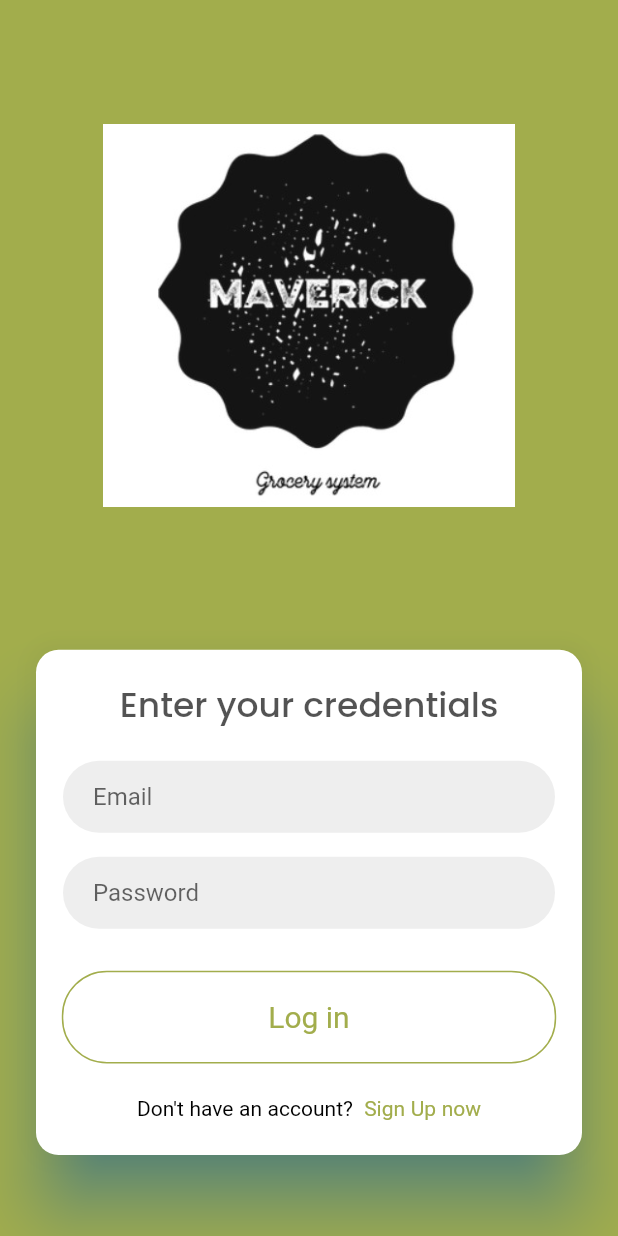
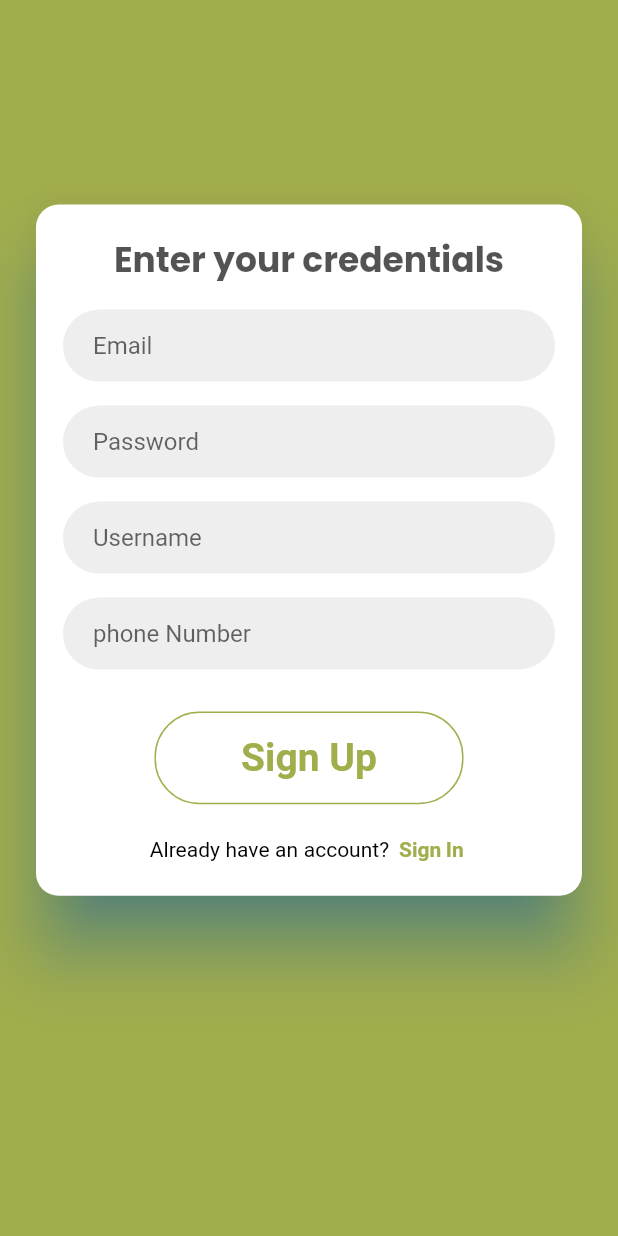
Before and after one commit to sherryDlucifer98/grocerysystem, a Flutter app: the LoginScreen screen opened by its route, after a tap on an icon or button, on a phone screen of 412 x 824 dp. Run offline on Flutter 3.47's test engine with Material 2 defaults, Android fonts, the phone set to English and light mode, and no system bars; our stand-ins replace animated_text_kit, flutter_spinkit, google_fonts.

Commit message:
done with registration clone

```diff
--- a/lib/app/main_dependencies.dart
+++ b/lib/app/main_dependencies.dart
@@ -3,3 +3,4 @@ export '../helpers/hex_code.dart';
 export '../screens/Welcome_Screen/welcome_screen.dart';
 export '../screens/HomePage/homepage_screen.dart';
 export '../screens/Login/login_view.dart';
+export '../screens/SignUp/signup_view.dart';
--- a/lib/app/router.dart
+++ b/lib/app/router.dart
@@ -12,6 +12,8 @@ Route<dynamic> createRoute(RouteSettings settings) {
       return MaterialPageRoute(builder: (context) => HomePageScreen());
     case "/login_view":
       return MaterialPageRoute(builder: (context) => LoginScreen());
+    case "/signup_view":
+      return MaterialPageRoute(builder: (context) => SignUpScreen());
   }
   return null;
 }
--- a/lib/screens/SignUp/signup_view.dart
+++ b/lib/screens/SignUp/signup_view.dart
@@ -83,7 +83,7 @@ class _SignUpScreenState extends State<SignUpScreen> {
                                     color: Colors.black.withOpacity(0.675),
                                     fontWeight: FontWeight.bold,
                                   )),
-                              SizedBox(height: 12),
+                              SizedBox(height: 8),
                               _buildTextField("Email"),
                               _buildTextField("Password"),
                               _buildTextField("Username"),
```
